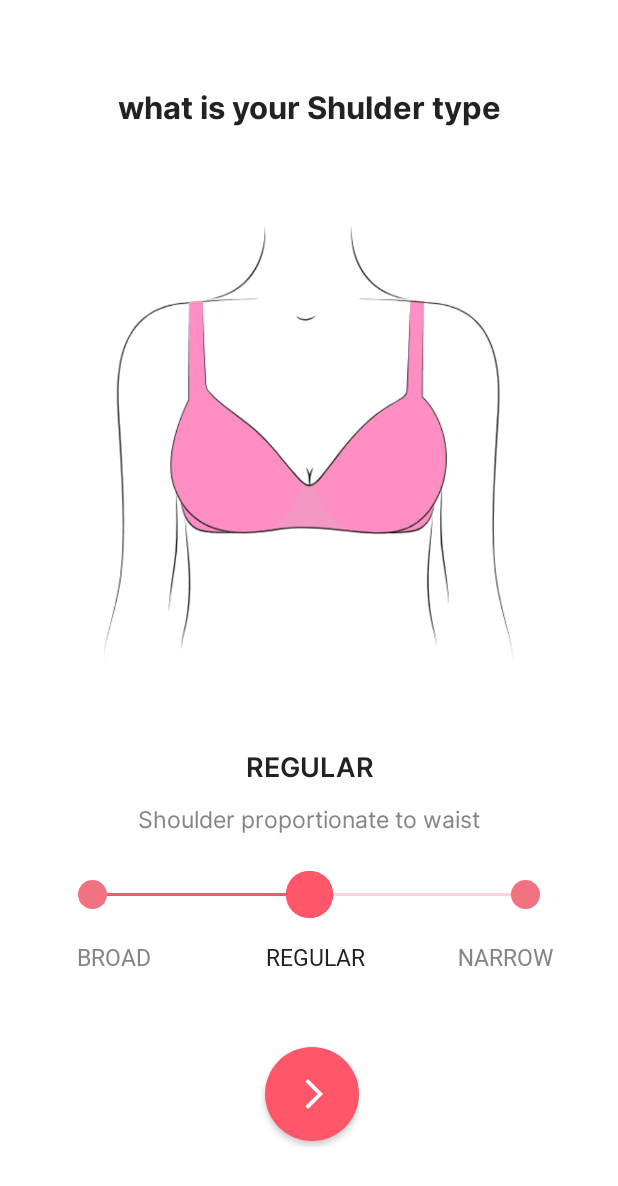
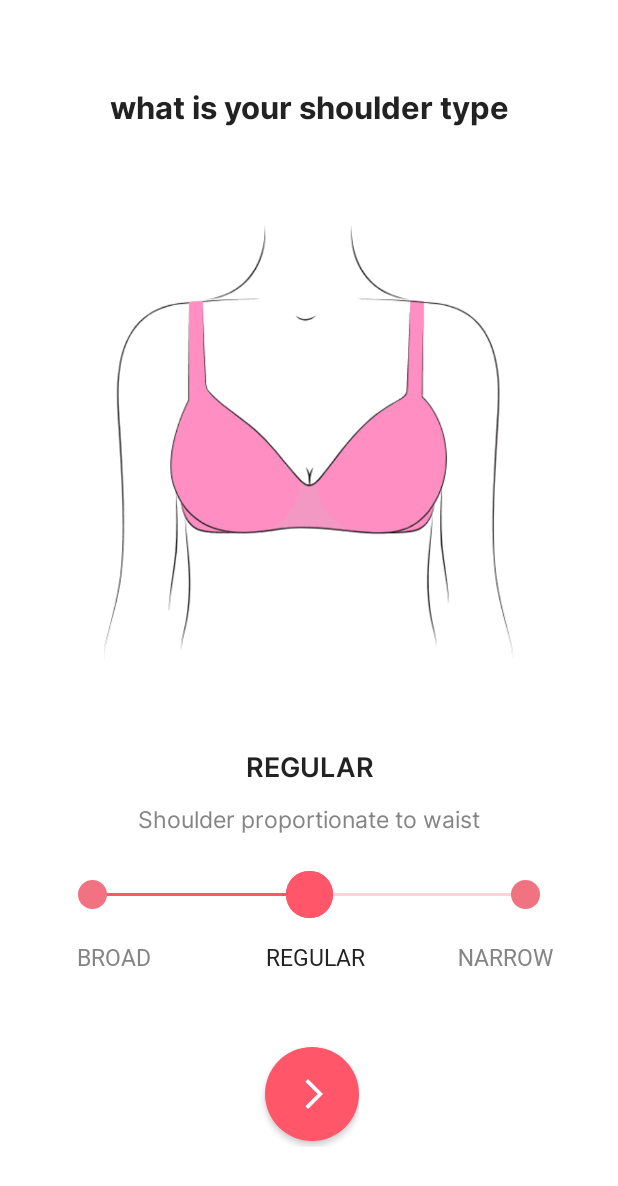
Before and after one commit to DelayNandhu2000/-CorrectFit, an Android app: the ShoulderTypeBroad screen opened through its navigation route, on a phone screen of 412 x 824 dp. Shown: the top 1186 px of the screen. Run offline under Robolectric (Android 15) with nearby library versions, the light colour scheme and no system bars; our stand-ins replace sdp/ssp sizes; Roboto replaces fonts that are not available here.

Commit message:
27-11-2023

```diff
--- a/app/src/main/java/com/example/correctfit/UI/BraFitProperties.kt
+++ b/app/src/main/java/com/example/correctfit/UI/BraFitProperties.kt
@@ -285,8 +285,8 @@ class BraFitProperties : BaseFragment<AuthViewModel,FragmentBraFitPropertiesBind
                 }
                 userData.finalResult = digitList?.get(bustPosition!!)!!+ characterList!![cupPosition!!]
                 viewModel.addUser(userData)
-                  Log.e("final size", digitList?.get(bustPosition!!)!!+ characterList!![cupPosition!!])
-                  Log.e("userData", userData.toString())
+//                  Log.e("final size", digitList?.get(bustPosition!!)!!+ characterList!![cupPosition!!])
+//                  Log.e("userData", userData.toString())
 
                   val bundle =Bundle()
                   bundle.putInt("current",1)
@@ -408,6 +408,7 @@ class BraFitProperties : BaseFragment<AuthViewModel,FragmentBraFitPropertiesBind
     private fun showTypeChange(type: RecyclerViewItem.Type) {
         binding.TypeNames.text = type.type
         binding.discriptionNames.text = type.description
+
         type.image?.let { binding.BroadShoulderImg.setImageResource(it) }
 
         var typeface = ResourcesCompat.getFont(requireContext(), R.font.interbold)
--- a/app/src/main/java/com/example/correctfit/UI/ShoulderTypeBroad.kt
+++ b/app/src/main/java/com/example/correctfit/UI/ShoulderTypeBroad.kt
@@ -42,7 +42,7 @@ class ShoulderTypeBroad : Fragment() {
 
         val array = arrayListOf(
             RecyclerViewItem.Data(
-                "what is your Shulder type", Type = arrayListOf(
+                "what is your shoulder type", Type = arrayListOf(
                     RecyclerViewItem.Type(
                         "Shoulder broader than waist",
                         type = "BROAD",
--- a/app/src/main/res/navigation/main_nav.xml
+++ b/app/src/main/res/navigation/main_nav.xml
@@ -3,7 +3,7 @@
     xmlns:app="http://schemas.android.com/apk/res-auto"
     xmlns:tools="http://schemas.android.com/tools"
     android:id="@+id/main_nav"
-    app:startDestination="@id/measureYourSelf">
+    app:startDestination="@id/phaseOfWomanHood">
 
     <fragment
         android:id="@+id/shoulderTypeBroad"
```
Also changed, not shown: app/src/main/java/com/example/correctfit/UI/MeasureYourSelf.kt (+5 -2 lines).
